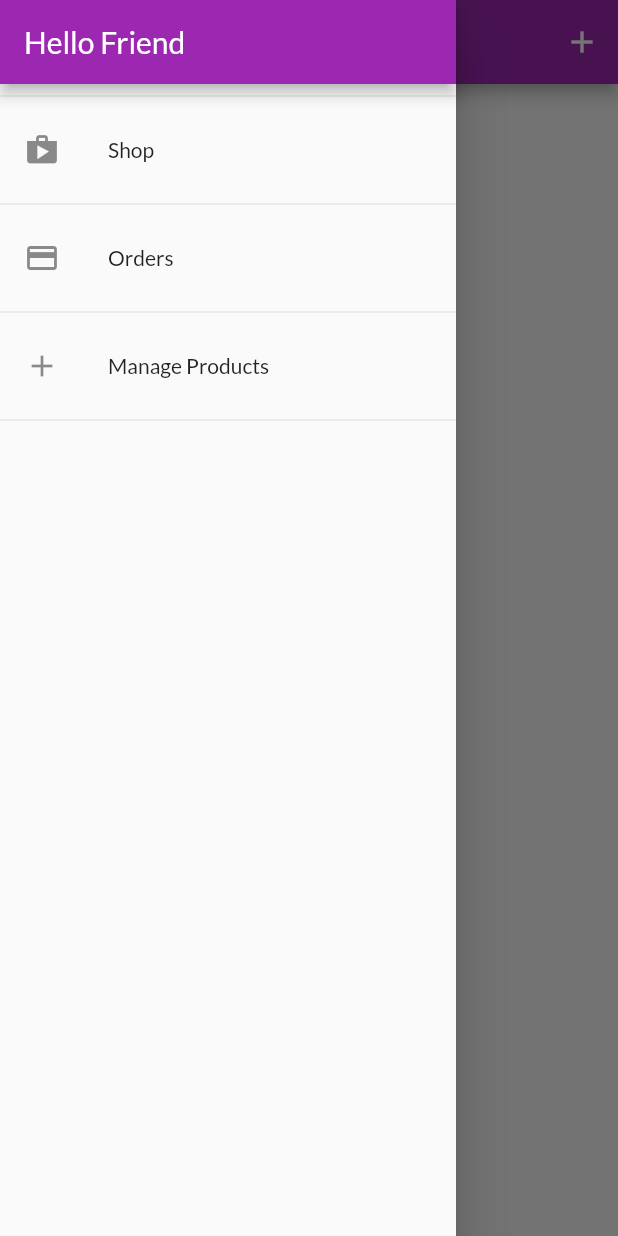
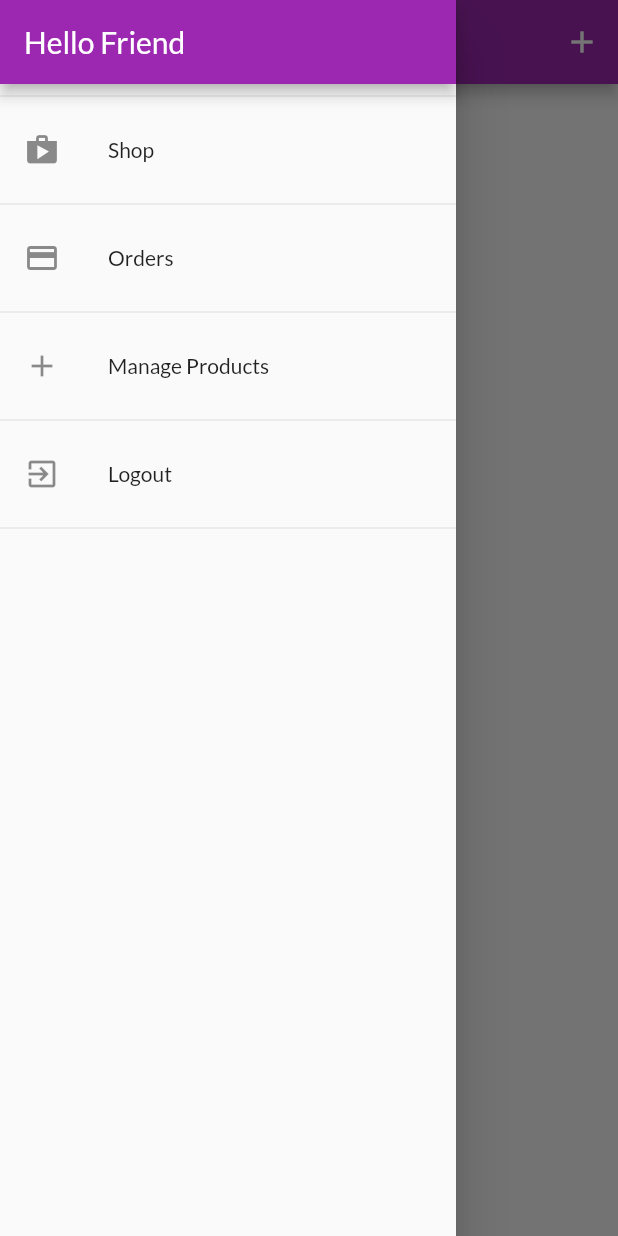
Before and after one commit to manassesj/flutter_dart_complete_guide_udemy, a Flutter app: the UserProductScreen screen opened by its route, with the side drawer open, on a phone screen of 412 x 824 dp. Run offline on Flutter 3.47's test engine with Material 2 defaults, Android fonts, the phone set to English and light mode, and no system bars; our stand-ins replace nested; network calls fail.

Commit message:
Adding a Logout Functionality

```diff
--- a/shop_app/lib/widgets/app_drawer.dart
+++ b/shop_app/lib/widgets/app_drawer.dart
@@ -1,4 +1,6 @@
 import 'package:flutter/material.dart';
+import 'package:provider/provider.dart';
+import 'package:shop_app/providers/auth.dart';
 import 'package:shop_app/screen/order_screen.dart';
 import 'package:shop_app/screen/product_overview_screen.dart';
 import 'package:shop_app/screen/user_produts_screen.dart';
@@ -18,21 +20,34 @@ class AddDrawer extends StatelessWidget {
             context: context,
             icon: Icons.shop,
             title: 'Shop',
-            route: ProductsOverviewScreen.routeName,
+            onTap: () => Navigator.of(context)
+                .pushReplacementNamed(ProductsOverviewScreen.routeName),
           ),
           Divider(),
           buildListTile(
             context: context,
             icon: Icons.payment,
             title: 'Orders',
-            route: OrderScrren.routeName,
+            onTap: () => Navigator.of(context)
+                .pushReplacementNamed(OrderScrren.routeName),
           ),
           Divider(),
           buildListTile(
             context: context,
             icon: Icons.add,
             title: 'Manage Products',
-            route: UserProductScreen.routeName,
+            onTap: () => Navigator.of(context)
+                .pushReplacementNamed(UserProductScreen.routeName),
+          ),
+          Divider(),
+          buildListTile(
+            context: context,
+            icon: Icons.exit_to_app,
+            title: 'Logout',
+            onTap: () {
+              Navigator.of(context).pop();
+              Provider.of<Auth>(context, listen: false).logout();
+            },
           ),
           Divider(),
         ],
@@ -41,11 +56,11 @@ class AddDrawer extends StatelessWidget {
   }
 
   ListTile buildListTile(
-      {BuildContext context, IconData icon, String title, String route}) {
+      {BuildContext context, IconData icon, String title, Function onTap}) {
     return ListTile(
       leading: Icon(icon),
       title: Text(title),
-      onTap: () => Navigator.of(context).pushReplacementNamed(route),
+      onTap: onTap,
     );
   }
 }
```
Also changed, not shown: shop_app/lib/providers/auth.dart (+10 -0 lines).
